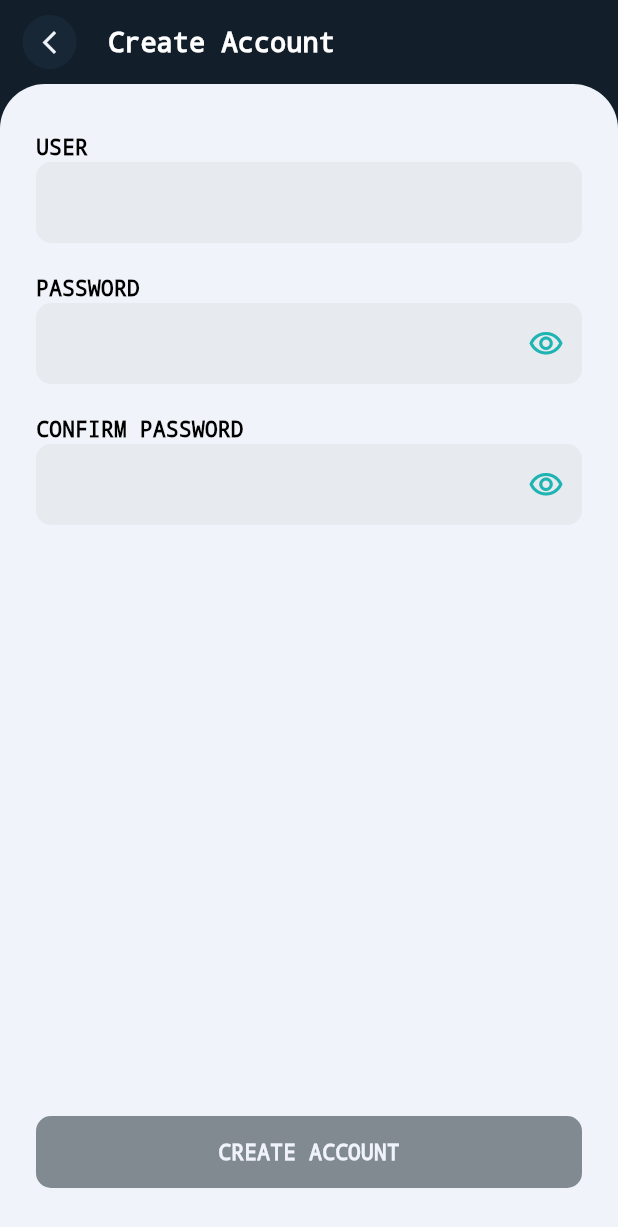
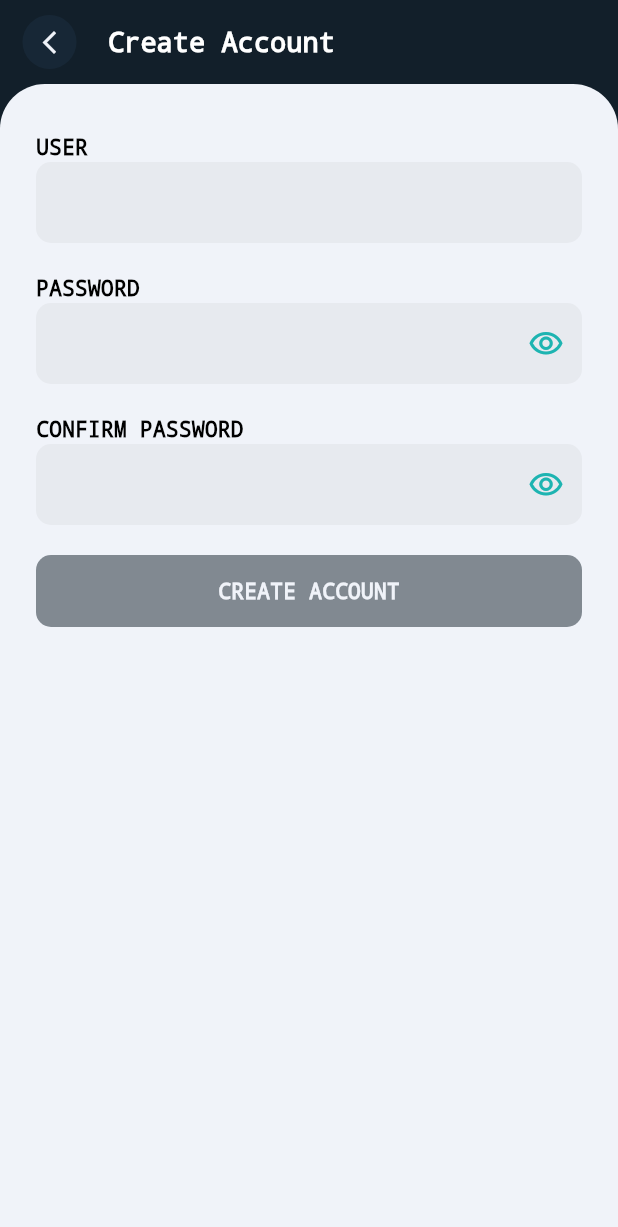
Before and after one commit to FredyHDZR/Flutter-Test-Users, a Flutter app: the CreateAccountScreen screen opened by its route, on a phone screen of 412 x 824 dp. Shown: the top 1227 px of the screen. Run offline on Flutter 3.47's test engine with Material 3 defaults, Android fonts, the phone set to English and light mode, and no system bars; our stand-ins replace dio, flutter_bloc, lottie, shared_preferences; accounts and stored records are empty.

Commit message:
- add fixes to scroll

```diff
--- a/lib/src/screens/auth/CreateAccount/create_account_screen.dart
+++ b/lib/src/screens/auth/CreateAccount/create_account_screen.dart
@@ -40,7 +40,7 @@ class CreateAccountScreen extends StatelessWidget {
   Widget body() {
     var blocBuilder = BlocBuilder<CreateAccountCubit, CreateAccountState>(
         builder: (context, state) {
-      return Column(
+      return ListView(
         children: [
           InputForm(
               label: 'USER',
@@ -65,10 +65,11 @@ class CreateAccountScreen extends StatelessWidget {
                   .read<CreateAccountCubit>()
                   .validateConfirmPassword(value),
               errorText: state.confirmPasswordError),
-          const Expanded(child: SizedBox()),
+          const SizedBox(height: 20),
           MainButton(
               text: 'CREATE ACCOUNT',
-              onPressed: () => context.read<CreateAccountCubit>().createAccount(context),
+              onPressed: () =>
+                  context.read<CreateAccountCubit>().createAccount(context),
               enabled: state.enabledButton),
         ],
       );
--- a/lib/src/screens/auth/LoginScreen/login_screen.dart
+++ b/lib/src/screens/auth/LoginScreen/login_screen.dart
@@ -53,7 +53,6 @@ class LoginScreen extends StatelessWidget {
           ));
 
       return ListView(
-        //crossAxisAlignment: CrossAxisAlignment.center,
         children: [
           Row(
             crossAxisAlignment: CrossAxisAlignment.center,
```
